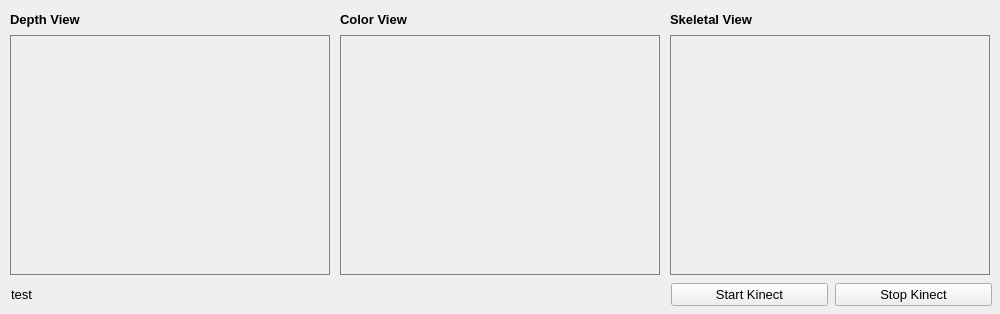
This is src/Application/KinectModule/ui/KinectWidget.ui in gjuro/tundra as Qt 5 draws it before an edit. The edited form follows.
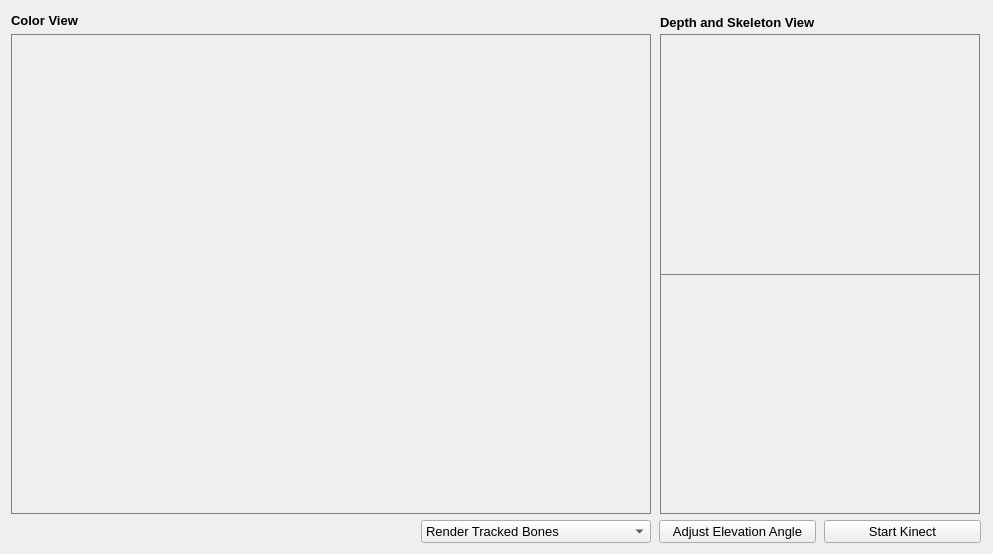
This is the edited form.

Commit message: KinectModule: Improvements and a example scene.

The edit to the form file:
```diff
--- a/src/Application/KinectModule/ui/KinectWidget.ui
+++ b/src/Application/KinectModule/ui/KinectWidget.ui
@@ -2,16 +2,24 @@
 <ui version="4.0">
  <class>KinectWidget</class>
  <widget class="QWidget" name="KinectWidget">
+  <property name="geometry">
+   <rect>
+    <x>0</x>
+    <y>0</y>
+    <width>993</width>
+    <height>554</height>
+   </rect>
+  </property>
   <property name="minimumSize">
    <size>
-    <width>1000</width>
-    <height>314</height>
+    <width>993</width>
+    <height>554</height>
    </size>
   </property>
   <property name="maximumSize">
    <size>
-    <width>1000</width>
-    <height>314</height>
+    <width>993</width>
+    <height>554</height>
    </size>
   </property>
   <property name="windowTitle">
@@ -30,76 +38,17 @@
 
 QLabel#widgetDepth, #widgetColor, #widgetSkeletons {
 	border: 1px solid grey;
+}
+QLabel#widgetDepth {
+	border-bottom: 0px;
 }</string>
   </property>
   <layout class="QVBoxLayout" name="verticalLayout">
-   <property name="spacing">
-    <number>8</number>
-   </property>
-   <property name="margin">
-    <number>8</number>
-   </property>
    <item>
     <layout class="QHBoxLayout" name="mainLayout">
      <property name="spacing">
-      <number>8</number>
+      <number>9</number>
      </property>
-     <item>
-      <layout class="QVBoxLayout" name="layoutDepth">
-       <property name="spacing">
-        <number>4</number>
-       </property>
-       <item>
-        <widget class="QLabel" name="labelTitleDepth">
-         <property name="font">
-          <font>
-           <family>Arial</family>
-           <pointsize>10</pointsize>
-           <weight>75</weight>
-           <bold>true</bold>
-          </font>
-         </property>
-         <property name="text">
-          <string>Depth View</string>
-         </property>
-        </widget>
-       </item>
-       <item>
-        <widget class="QLabel" name="widgetDepth">
-         <property name="sizePolicy">
-          <sizepolicy hsizetype="Fixed" vsizetype="Fixed">
-           <horstretch>0</horstretch>
-           <verstretch>0</verstretch>
-          </sizepolicy>
-         </property>
-         <property name="minimumSize">
-          <size>
-           <width>320</width>
-           <height>240</height>
-          </size>
-         </property>
-         <property name="maximumSize">
-          <size>
-           <width>320</width>
-           <height>240</height>
-          </size>
-         </property>
-         <property name="text">
-          <string/>
-         </property>
-         <property name="alignment">
-          <set>Qt::AlignCenter</set>
-         </property>
-         <property name="indent">
-          <number>0</number>
-         </property>
-         <property name="textInteractionFlags">
-          <set>Qt::NoTextInteraction</set>
-         </property>
-        </widget>
-       </item>
-      </layout>
-     </item>
      <item>
       <layout class="QVBoxLayout" name="layoutColor">
        <property name="spacing">
@@ -130,14 +79,14 @@
          </property>
          <property name="minimumSize">
           <size>
-           <width>320</width>
-           <height>240</height>
+           <width>640</width>
+           <height>480</height>
           </size>
          </property>
          <property name="maximumSize">
           <size>
-           <width>320</width>
-           <height>240</height>
+           <width>640</width>
+           <height>480</height>
           </size>
          </property>
          <property name="text">
@@ -157,12 +106,18 @@
       </layout>
      </item>
      <item>
-      <layout class="QVBoxLayout" name="layoutSkeletons">
+      <layout class="QVBoxLayout" name="layoutDepth">
        <property name="spacing">
-        <number>4</number>
+        <number>0</number>
        </property>
        <item>
-        <widget class="QLabel" name="labelTitleSkeletons">
+        <widget class="QLabel" name="labelTitleDepth">
+         <property name="sizePolicy">
+          <sizepolicy hsizetype="Expanding" vsizetype="Preferred">
+           <horstretch>0</horstretch>
+           <verstretch>0</verstretch>
+          </sizepolicy>
+         </property>
          <property name="font">
           <font>
            <family>Arial</family>
@@ -172,7 +127,41 @@
           </font>
          </property>
          <property name="text">
-          <string>Skeletal View</string>
+          <string>Depth and Skeleton View</string>
+         </property>
+        </widget>
+       </item>
+       <item>
+        <widget class="QLabel" name="widgetDepth">
+         <property name="sizePolicy">
+          <sizepolicy hsizetype="Fixed" vsizetype="Fixed">
+           <horstretch>0</horstretch>
+           <verstretch>0</verstretch>
+          </sizepolicy>
+         </property>
+         <property name="minimumSize">
+          <size>
+           <width>320</width>
+           <height>240</height>
+          </size>
+         </property>
+         <property name="maximumSize">
+          <size>
+           <width>320</width>
+           <height>240</height>
+          </size>
+         </property>
+         <property name="text">
+          <string/>
+         </property>
+         <property name="alignment">
+          <set>Qt::AlignCenter</set>
+         </property>
+         <property name="indent">
+          <number>0</number>
+         </property>
+         <property name="textInteractionFlags">
+          <set>Qt::NoTextInteraction</set>
          </property>
         </widget>
        </item>
@@ -217,38 +206,55 @@
    <item>
     <layout class="QHBoxLayout" name="horizontalLayoutControls">
      <property name="spacing">
-      <number>7</number>
+      <number>8</number>
+     </property>
+     <property name="rightMargin">
+      <number>1</number>
      </property>
      <item>
       <widget class="QLabel" name="labelStatus">
-       <property name="sizePolicy">
-        <sizepolicy hsizetype="Expanding" vsizetype="Preferred">
-         <horstretch>0</horstretch>
-         <verstretch>0</verstretch>
-        </sizepolicy>
-       </property>
-       <property name="text">
-        <string>test</string>
-       </property>
        <property name="indent">
         <number>3</number>
        </property>
       </widget>
      </item>
      <item>
-      <widget class="QPushButton" name="buttonStart">
+      <widget class="QComboBox" name="comboBoneRendering">
+       <property name="maximumSize">
+        <size>
+         <width>230</width>
+         <height>16777215</height>
+        </size>
+       </property>
+       <property name="currentIndex">
+        <number>0</number>
+       </property>
+       <item>
+        <property name="text">
+         <string>Render Tracked Bones</string>
+        </property>
+       </item>
+       <item>
+        <property name="text">
+         <string>Render Inferred and Tracked Bones</string>
+        </property>
+       </item>
+      </widget>
+     </item>
+     <item>
+      <widget class="QPushButton" name="buttonAdjustElevation">
+       <property name="text">
+        <string>Adjust Elevation Angle</string>
+       </property>
+      </widget>
+     </item>
+     <item>
+      <widget class="QPushButton" name="buttonStartStop">
        <property name="text">
         <string>Start Kinect</string>
        </property>
       </widget>
      </item>
-     <item>
-      <widget class="QPushButton" name="buttonStop">
-       <property name="text">
-        <string>Stop Kinect</string>
-       </property>
-      </widget>
-     </item>
     </layout>
    </item>
   </layout>
```
The commit also changes 12 other files.
